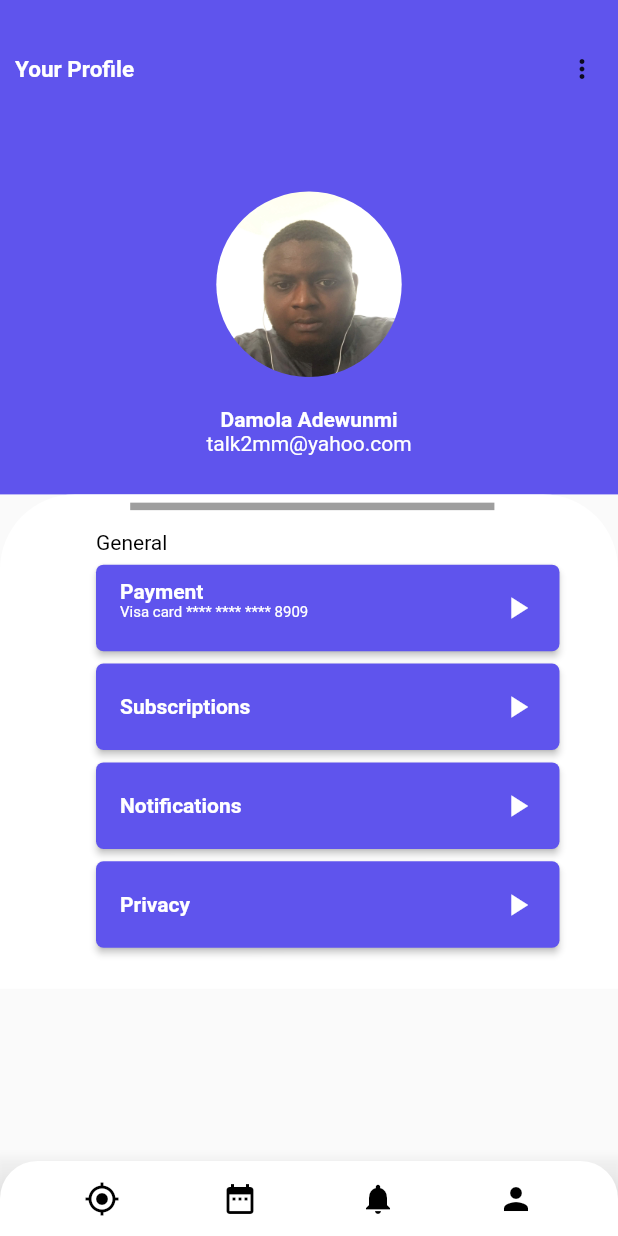
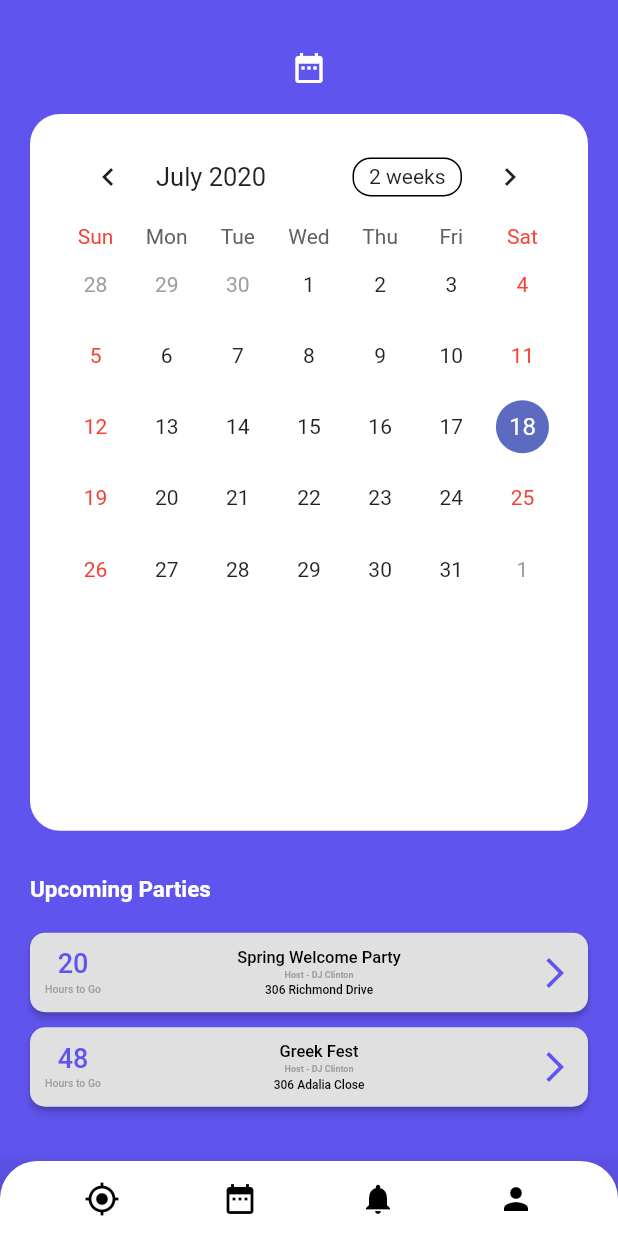
Before and after one commit to CalmExperts/Haus_party, a Flutter app: the screen it shows after launch, item 4 of the bottom bar chosen, after a tap on the "date range" icon, on a phone screen of 412 x 824 dp. Run offline on Flutter 3.47's test engine with Material 2 defaults, Android fonts, the phone set to English and light mode, and no system bars; drawn by our look-alikes of table_calendar; missing offline and left inert: dart:ffi; network calls fail; Roboto replaces fonts that are missing (Montserrat).

Commit message:
Built Calendar Screen

```diff
--- a/lib/bottom_bar.dart
+++ b/lib/bottom_bar.dart
@@ -1,4 +1,5 @@
 import 'package:flutter/material.dart';
+import 'package:haus_party/calendar_page.dart';
 import 'package:haus_party/main.dart';
 import 'package:haus_party/profile_page.dart';
 
@@ -46,7 +47,12 @@ class BottomBar extends StatelessWidget {
                             hoverColor: Colors.lightBlueAccent,
                             highlightColor: Color(0xFF5F54ED),
                             splashColor: Color(0xFF5F54ED),
-                            onPressed: () {},
+                            onPressed: () {
+                              Navigator.push(
+                                  context,
+                                  MaterialPageRoute(
+                                      builder: (context) => CalendarScreen()));
+                            },
                           ),
                           IconButton(
                             icon: Icon(Icons.notifications),
--- /dev/null
+++ b/lib/calendar_page.dart
@@ -0,0 +1,190 @@
+import 'package:flutter/material.dart';
+import 'package:haus_party/bottom_bar.dart';
+import 'package:table_calendar/table_calendar.dart';
+import 'package:intl/intl.dart' show DateFormat;
+
+class CalendarScreen extends StatelessWidget {
+  var _calendarController;
+  @override
+  void initState() {
+    _calendarController = CalendarController();
+  }
+
+  @override
+  void dispose() {
+    _calendarController.dispose();
+    // super.dispose();
+  }
+
+  @override
+  Widget build(BuildContext context) {
+    return Scaffold(
+      backgroundColor: Color(0xFF5F54ED),
+      body: ListView(children: <Widget>[
+        SizedBox(height: MediaQuery.of(context).size.height * 0.03),
+        Container(
+          height: MediaQuery.of(context).size.height * 0.05,
+          child: Row(
+            mainAxisAlignment: MainAxisAlignment.center,
+            children: <Widget>[
+              Icon(Icons.date_range, color: Colors.white),
+            ],
+          ),
+        ),
+        Padding(
+          padding: const EdgeInsets.fromLTRB(20, 10, 20, 20),
+          child: Container(
+            padding: const EdgeInsets.fromLTRB(20, 10, 20, 10),
+            height: MediaQuery.of(context).size.height * 0.58,
+            decoration: BoxDecoration(
+                color: Colors.white,
+                borderRadius: BorderRadius.all(Radius.circular(20))),
+            child: CalendarScreenStateful(),
+          ),
+        ),
+        // SizedBox(height: MediaQuery.of(context).size.height * 0.05),
+        Container(
+          padding: const EdgeInsets.fromLTRB(20, 10, 20, 20),
+          child: Text(
+            "Upcoming Parties",
+            style: TextStyle(
+                fontFamily: 'Montserrat',
+                fontSize: 15.0,
+                fontWeight: FontWeight.bold,
+                color: Colors.white,
+                ),
+          ),
+        ),
+        UpcomingParty(
+          partyDateTime: "20",
+          partyTitle: "Spring Welcome Party",
+          partyHost: "DJ Clinton",
+          partyAddress: "306 Richmond Drive"
+        ),
+        UpcomingParty(
+          partyDateTime: "48",
+          partyTitle: "Greek Fest",
+          partyHost: "DJ Clinton",
+          partyAddress: "306 Adalia Close"
+        ),
+
+      ]),
+      bottomNavigationBar: BottomBar(),
+    );
+  }
+}
+
+class CalendarScreenStateful extends StatefulWidget {
+  @override
+  _CalendarScreenStatefulState createState() => _CalendarScreenStatefulState();
+}
+
+class _CalendarScreenStatefulState extends State<CalendarScreenStateful> {
+  CalendarController _controller;
+
+  @override
+  void initState() {
+    // TODO: implement initState
+    super.initState();
+    _controller = CalendarController();
+  }
+
+  @override
+  Widget build(BuildContext context) {
+    return TableCalendar(calendarController: _controller);
+  }
+}
+
+class UpcomingParty extends StatelessWidget {
+  const UpcomingParty({
+    this.partyDateTime,
+    this.partyTitle,
+    this.partyHost,
+    this.partyAddress,
+
+  });
+
+  final String partyAddress;
+  final String partyHost;
+  final String partyTitle;
+  final String partyDateTime;
+
+
+  @override
+  Widget build(BuildContext context) {
+    return Padding(
+      padding: const EdgeInsets.fromLTRB(20, 0, 20, 10),
+      child: Container(
+          height: 53.0,
+          child: RaisedButton(
+            shape: RoundedRectangleBorder(
+              borderRadius: BorderRadius.all(Radius.circular(10)),
+            ),
+            onPressed: () {},
+            padding: const EdgeInsets.fromLTRB(10, 10, 10, 10),
+            child: Row(
+              mainAxisAlignment: MainAxisAlignment.spaceBetween,
+              children: <Widget>[
+                Column(
+                  children: <Widget>[
+                    Text(
+                      partyDateTime,
+                      style: TextStyle(
+                        color: Color(0xFF5F54ED),
+                        fontSize: 18.0,
+                      ),
+                    ),
+                    SizedBox(height: 3.0),
+                    Text(
+                      "Hours to Go",
+                      style: TextStyle(
+                        color: Colors.grey,
+                        fontSize: 7.0,
+                      ),
+                    ),
+                  ],
+                ),
+                Container(
+                    padding: const EdgeInsets.fromLTRB(10, 0, 10, 0),
+                    child: Column(children: <Widget>[
+                      Text(
+                        partyTitle,
+                        style: TextStyle(
+                          color: Colors.black,
+                          fontSize: 11.0,
+                        ),
+
+                      ),
+                      SizedBox(
+                        height: 1.0,
+                      ),
+                      Text(
+                        "Host - " + partyHost,
+                        style: TextStyle(
+                          color: Colors.grey,
+                          fontSize: 6.0,
+                          fontWeight: FontWeight.bold
+                        ),
+                      ),
+                      SizedBox(
+                        height: 3.0,
+                      ),
+                      Text(
+                        partyAddress,
+                        style: TextStyle(
+                          color: Colors.black,
+                          fontSize: 8.0,
+                        ),
+                      )
+                    ])),
+                    // Padding(
+                    //   child:
+                    // )
+                    Icon(Icons.arrow_forward_ios, color: Color(0xFF5F54ED))
+
+              ],
+            ),
+          )),
+    );
+  }
+}
--- a/lib/profile_page.dart
+++ b/lib/profile_page.dart
@@ -8,11 +8,11 @@ class ProfilePage extends StatelessWidget {
   @override
   Widget build(BuildContext context) {
     return Scaffold(
+      backgroundColor: Color(0xFF5F54ED),
       body: Column(
         children: <Widget>[
           Container(
             height: MediaQuery.of(context).size.height * 0.4,
-            color: Color(0xFF5F54ED),
             child: Column(children: <Widget>[
               Container(
                 height: MediaQuery.of(context).size.height * 0.1,
@@ -41,15 +41,9 @@ class ProfilePage extends StatelessWidget {
                   mainAxisAlignment: MainAxisAlignment.center,
                   crossAxisAlignment: CrossAxisAlignment.center,
                   children: <Widget>[
-                    Container(
-                      height: MediaQuery.of(context).size.height * 0.18,
-                      width: MediaQuery.of(context).size.width * 0.3,
-                      decoration: BoxDecoration(
-                          shape: BoxShape.circle,
-                          image: const DecorationImage(
-                            fit: BoxFit.fill,
-                            image: AssetImage('assets/profile_image.jpg'),
-                          )),
+                    CircleAvatar(
+                      radius: 50.0,
+                      backgroundImage: AssetImage('assets/profile_image.jpg'),
                     ),
                     SizedBox(height: MediaQuery.of(context).size.height * 0.01),
                     Text(
@@ -72,13 +66,11 @@ class ProfilePage extends StatelessWidget {
           ),
           Container(
             decoration: BoxDecoration(
-              borderRadius: BorderRadius.only(
-                  topLeft: Radius.circular(50.0),
-                  topRight: Radius.circular(50.0)),
+              borderRadius: BorderRadius.only( topLeft:Radius.circular(20.0), topRight:Radius.circular(20.0)),
               color: Colors.white,
             ),
-            height: MediaQuery.of(context).size.height * 0.4,
-            padding: EdgeInsets.only(left: 25.0),
+            height: MediaQuery.of(context).size.height * 0.515,
+            // padding: EdgeInsets.only(left: 10.0),
             child: Column(
               mainAxisAlignment: MainAxisAlignment.start,
               children: <Widget>[
@@ -104,7 +96,7 @@ class ProfilePage extends StatelessWidget {
                     SizedBox(
                         height: MediaQuery.of(context).size.height * 0.008),
                     Container(
-                      width: MediaQuery.of(context).size.width * 0.75,
+                      width: MediaQuery.of(context).size.width * 0.8,
                       height: MediaQuery.of(context).size.height * 0.07,
                       child: RaisedButton(
                         color: Color(0xFF5F54ED),
@@ -148,7 +140,7 @@ class ProfilePage extends StatelessWidget {
                     ),
                     SizedBox(height: MediaQuery.of(context).size.height * 0.01),
                     Container(
-                      width: MediaQuery.of(context).size.width * 0.75,
+                      width: MediaQuery.of(context).size.width * 0.80,
                       height: MediaQuery.of(context).size.height * 0.07,
                       child: RaisedButton(
                         color: Color(0xFF5F54ED),
@@ -175,7 +167,7 @@ class ProfilePage extends StatelessWidget {
                     ),
                     SizedBox(height: MediaQuery.of(context).size.height * 0.01),
                     Container(
-                      width: MediaQuery.of(context).size.width * 0.75,
+                      width: MediaQuery.of(context).size.width * 0.8,
                       height: MediaQuery.of(context).size.height * 0.07,
                       child: RaisedButton(
                         color: Color(0xFF5F54ED),
@@ -204,7 +196,7 @@ class ProfilePage extends StatelessWidget {
                     ),
                     SizedBox(height: MediaQuery.of(context).size.height * 0.01),
                     Container(
-                      width: MediaQuery.of(context).size.width * 0.75,
+                      width: MediaQuery.of(context).size.width * 0.8,
                       height: MediaQuery.of(context).size.height * 0.07,
                       child: RaisedButton(
                         color: Color(0xFF5F54ED),
--- a/pubspec.yaml
+++ b/pubspec.yaml
@@ -17,12 +17,15 @@ environment:
   sdk: ">=2.1.0 <3.0.0"
 
 dependencies:
+
+
   flutter:
     sdk: flutter
 
   # The following adds the Cupertino Icons font to your application.
   # Use with the CupertinoIcons class for iOS style icons.
   cupertino_icons: ^0.1.2
+  table_calendar: ^2.2.3
 
 dev_dependencies:
   flutter_test:
```
